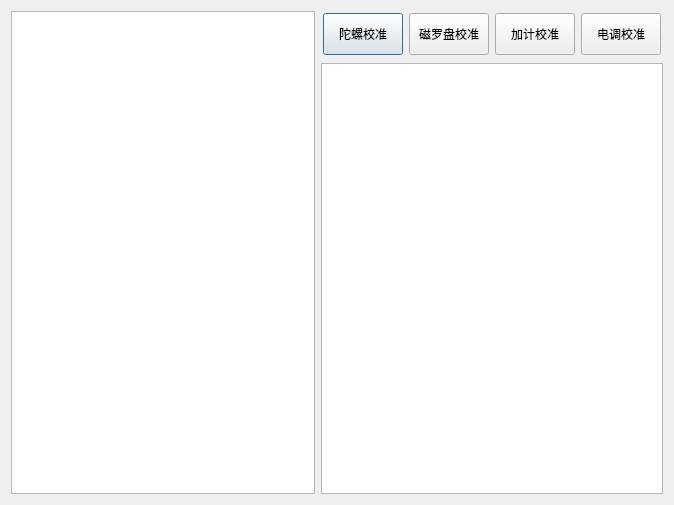
Before: the Qt Designer form UAVManage/calibrationdialog.ui in gessd/UAVManage, drawn with Qt 5.
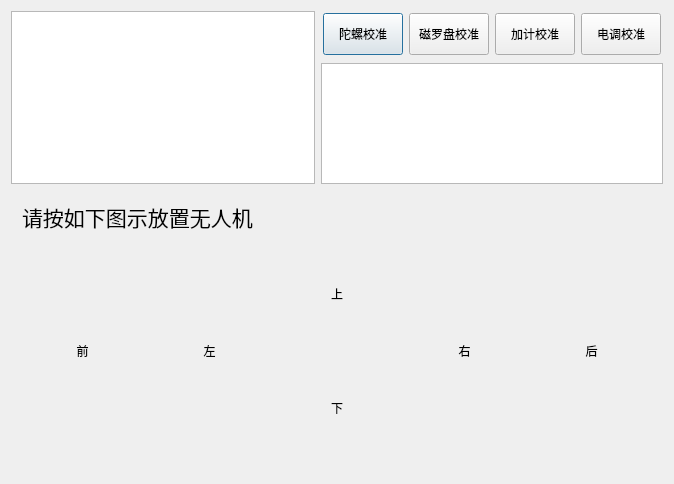
After: the same form once the commit is applied.

The edit to the form file:
```diff
--- a/UAVManage/calibrationdialog.ui
+++ b/UAVManage/calibrationdialog.ui
@@ -7,28 +7,13 @@
     <x>0</x>
     <y>0</y>
     <width>674</width>
-    <height>505</height>
+    <height>484</height>
    </rect>
   </property>
   <property name="windowTitle">
    <string>校准</string>
   </property>
-  <layout class="QGridLayout" name="gridLayout">
-   <item row="0" column="0" rowspan="2">
-    <widget class="QTreeWidget" name="treeWidget">
-     <property name="editTriggers">
-      <set>QAbstractItemView::NoEditTriggers</set>
-     </property>
-     <property name="headerHidden">
-      <bool>true</bool>
-     </property>
-     <column>
-      <property name="text">
-       <string notr="true">1</string>
-      </property>
-     </column>
-    </widget>
-   </item>
+  <layout class="QGridLayout" name="gridLayout" rowstretch="0,3,7">
    <item row="0" column="1">
     <widget class="QWidget" name="widget" native="true">
      <property name="minimumSize">
@@ -105,9 +90,126 @@
      </layout>
     </widget>
    </item>
+   <item row="0" column="0" rowspan="2">
+    <widget class="QTreeWidget" name="treeWidget">
+     <property name="editTriggers">
+      <set>QAbstractItemView::NoEditTriggers</set>
+     </property>
+     <property name="headerHidden">
+      <bool>true</bool>
+     </property>
+     <column>
+      <property name="text">
+       <string notr="true">1</string>
+      </property>
+     </column>
+    </widget>
+   </item>
    <item row="1" column="1">
     <widget class="QTextBrowser" name="textBrowser"/>
    </item>
+   <item row="2" column="0" colspan="2">
+    <widget class="QStackedWidget" name="stackedWidgetProgress">
+     <property name="currentIndex">
+      <number>4</number>
+     </property>
+     <widget class="QWidget" name="page_0"/>
+     <widget class="QWidget" name="page_1"/>
+     <widget class="QWidget" name="page_2"/>
+     <widget class="QWidget" name="page_3"/>
+     <widget class="QWidget" name="page_4">
+      <property name="styleSheet">
+       <string notr="true"/>
+      </property>
+      <layout class="QGridLayout" name="gridLayout_2" rowstretch="1,9">
+       <item row="1" column="4">
+        <widget class="QLabel" name="labelAccBehind">
+         <property name="text">
+          <string>后</string>
+         </property>
+         <property name="alignment">
+          <set>Qt::AlignCenter</set>
+         </property>
+        </widget>
+       </item>
+       <item row="1" column="1">
+        <widget class="QLabel" name="labelAccLeft">
+         <property name="text">
+          <string>左</string>
+         </property>
+         <property name="alignment">
+          <set>Qt::AlignCenter</set>
+         </property>
+        </widget>
+       </item>
+       <item row="1" column="2">
+        <layout class="QVBoxLayout" name="verticalLayout">
+         <item>
+          <widget class="QLabel" name="labelAccTop">
+           <property name="text">
+            <string>上</string>
+           </property>
+           <property name="alignment">
+            <set>Qt::AlignCenter</set>
+           </property>
+          </widget>
+         </item>
+         <item>
+          <widget class="QLabel" name="labelAccBottom">
+           <property name="text">
+            <string>下</string>
+           </property>
+           <property name="alignment">
+            <set>Qt::AlignCenter</set>
+           </property>
+          </widget>
+         </item>
+        </layout>
+       </item>
+       <item row="1" column="0">
+        <widget class="QLabel" name="labelAccFront">
+         <property name="text">
+          <string>前</string>
+         </property>
+         <property name="alignment">
+          <set>Qt::AlignCenter</set>
+         </property>
+        </widget>
+       </item>
+       <item row="1" column="3">
+        <widget class="QLabel" name="labelAccRight">
+         <property name="text">
+          <string>右</string>
+         </property>
+         <property name="alignment">
+          <set>Qt::AlignCenter</set>
+         </property>
+        </widget>
+       </item>
+       <item row="0" column="0" colspan="5">
+        <widget class="QLabel" name="label_7">
+         <property name="sizePolicy">
+          <sizepolicy hsizetype="Preferred" vsizetype="Minimum">
+           <horstretch>0</horstretch>
+           <verstretch>0</verstretch>
+          </sizepolicy>
+         </property>
+         <property name="font">
+          <font>
+           <pointsize>16</pointsize>
+          </font>
+         </property>
+         <property name="text">
+          <string>请按如下图示放置无人机</string>
+         </property>
+        </widget>
+       </item>
+      </layout>
+     </widget>
+     <widget class="QWidget" name="page_5"/>
+     <widget class="QWidget" name="page_6"/>
+    </widget>
+   </item>
   </layout>
  </widget>
  <layoutdefault spacing="6" margin="11"/>
```
